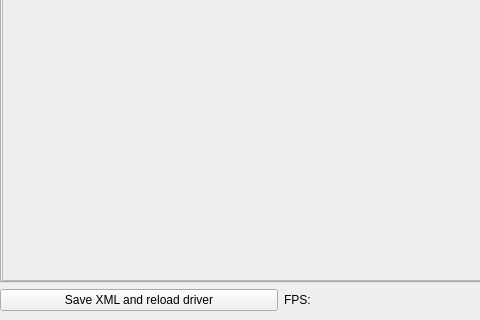
Old version of the form mainwindow.ui in the repository jsjsjs000/imx8mp_qt_ar0521_isp_tool; both pictures show x 0 to 480 and y 434 to 754 of the 562 by 754 pixel window.
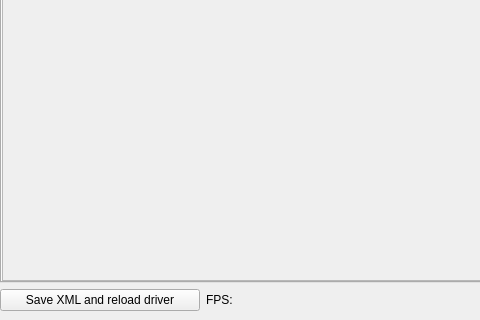
New version of the form.

What changed in the file:
```diff
--- a/mainwindow.ui
+++ b/mainwindow.ui
@@ -170,6 +170,12 @@
     </item>
     <item row="1" column="0">
      <widget class="QPushButton" name="saveButton">
+      <property name="maximumSize">
+       <size>
+        <width>200</width>
+        <height>16777215</height>
+       </size>
+      </property>
       <property name="text">
        <string>Save XML and reload driver</string>
       </property>
```
